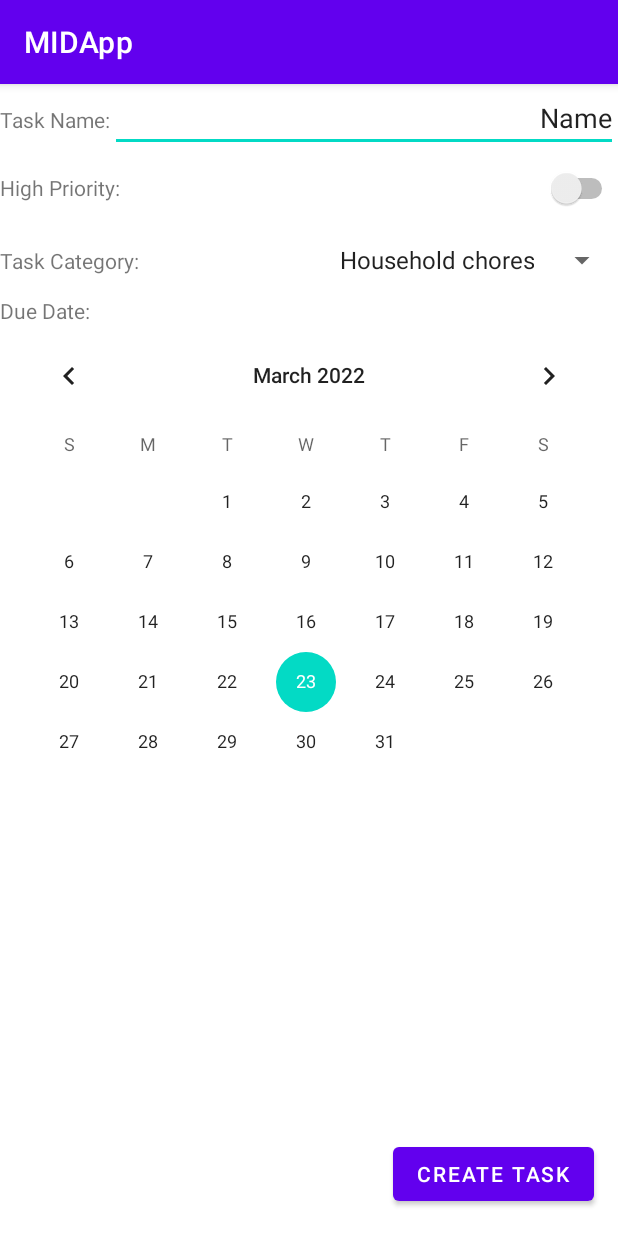
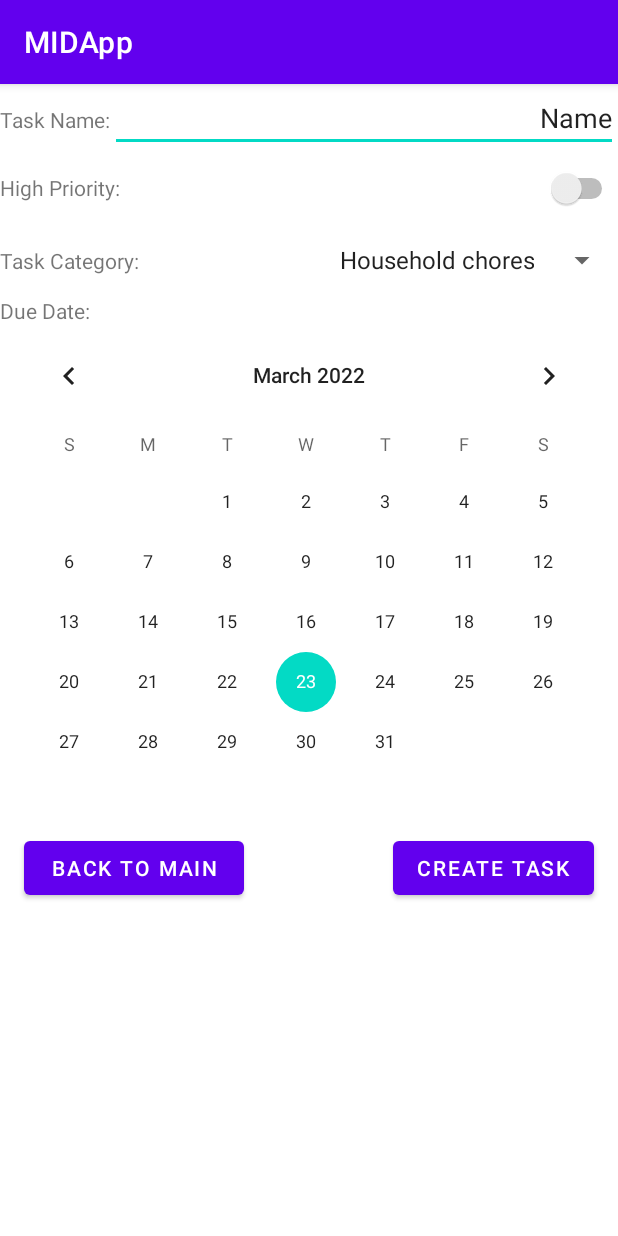
Before and after one commit to BoasG/MIDApp, an Android app: the CreateTaskActivity screen opened directly, with no data from a screen before it, after a tap on "CREATE TASK", on a phone screen of 412 x 824 dp. Run offline under Robolectric (Android 15) with nearby library versions, the phone set to English and light mode, and no system bars; our stand-ins replace Volley.

```diff
--- a/app/src/main/java/is/hi/midapp/CreateTaskActivity.java
+++ b/app/src/main/java/is/hi/midapp/CreateTaskActivity.java
@@ -2,7 +2,9 @@ package is.hi.midapp;
 
 import androidx.appcompat.app.AppCompatActivity;
 
+import android.content.Intent;
 import android.os.Bundle;
+import android.util.Log;
 import android.view.View;
 import android.widget.ArrayAdapter;
 import android.widget.Button;
@@ -14,14 +16,22 @@ import android.widget.Toast;
 
 import java.sql.Date;
 import java.time.LocalDateTime;
+import java.util.List;
 
 import is.hi.midapp.Persistance.Entities.Task;
 import is.hi.midapp.Persistance.Entities.TaskCategory;
 import is.hi.midapp.Persistance.Entities.TaskStatus;
+import is.hi.midapp.networking.NetworkCallback;
+import is.hi.midapp.networking.NetworkManager;
+import retrofit2.Call;
+import retrofit2.Callback;
+import retrofit2.Response;
+import retrofit2.http.Body;
 
 public class CreateTaskActivity extends AppCompatActivity {
 
     private Button mCreateTaskButton;
+    private Button mGoToMainButton;
     private TextView mTaskNameText;
     private Switch mTaskPrioritySwitch;
     private Spinner mTaskCategorySpinner;
@@ -38,6 +48,14 @@ public class CreateTaskActivity extends AppCompatActivity {
                 createTask();
             }
         });
+        mGoToMainButton = (Button) findViewById(R.id.back_main);
+        mGoToMainButton.setOnClickListener(new View.OnClickListener() {
+            @Override
+            public void onClick(View v) {
+                goToMain();
+            }
+        });
+
         mTaskNameText = (TextView) findViewById(R.id.task_name_plainText);
         mTaskPrioritySwitch = (Switch) findViewById(R.id.task_priority_switch);
         mTaskCategorySpinner = (Spinner) findViewById(R.id.task_category_spinner);
@@ -53,6 +71,9 @@ public class CreateTaskActivity extends AppCompatActivity {
                 (TaskCategory) mTaskCategorySpinner.getSelectedItem(), TaskStatus.NOT_STARTED);
 
         //TODO: Finish implementation
+        NetworkCallback networkCallback = NetworkManager.getService().create(NetworkCallback.class);
+        Call<Task> apiCall = networkCallback.addTask(task);
+        callNetwork(apiCall);
         toastTask(task);
     }
 
@@ -67,4 +88,27 @@ public class CreateTaskActivity extends AppCompatActivity {
                 Toast.LENGTH_SHORT).show();
 
     }
+
+    private void callNetwork(Call<Task> apiCall){
+        apiCall.enqueue(new Callback<Task>() {
+            @Override
+            public void onResponse(Call<Task> apicall, Response<Task> response) {
+                /// Once we get response, it can be success or failure
+                if (response.isSuccessful()) {
+                    /// If successful
+                    Task listOfTasks = response.body();
+                } else{ Log.d("", "No success but no failure ");
+                }
+            }
+
+            @Override
+            public void onFailure(Call<Task> apicall, Throwable t) {
+                Log.e("", "Failed to get tasks: ");
+            }
+        });
+    }
+    private void goToMain() {
+        Intent i = new Intent(CreateTaskActivity.this, MainActivity.class);
+        startActivity(i);
+    }
 }
--- a/app/src/main/java/is/hi/midapp/networking/NetworkCallback.java
+++ b/app/src/main/java/is/hi/midapp/networking/NetworkCallback.java
@@ -3,6 +3,8 @@ package is.hi.midapp.networking;
 import java.util.List;
 
 import is.hi.midapp.Persistance.Entities.Task;
+import is.hi.midapp.Persistance.Entities.TaskCategory;
+import is.hi.midapp.Persistance.Entities.TaskStatus;
 import retrofit2.http.GET;
 import retrofit2.http.PUT;
 import retrofit2.http.POST;
@@ -11,11 +13,26 @@ import retrofit2.Call;
 import retrofit2.http.Body;
 import retrofit2.http.Header;
 import retrofit2.http.Path;
+import retrofit2.http.Query;
 
 public interface NetworkCallback {
 
     @GET("homeAPI")
     Call<List<Task>> getTasks();
+
+    @POST("addTaskAPI")
+    Call<Task> addTask(@Body Task task);
+
+    @GET("homefAPI")
+    Call<List<Task>> getTasksWFilters(
+            @Query("priority") Boolean priority,
+            @Query("category") String category,
+            @Query("status") String status);
+
+    @GET("homesAPI")
+    Call<List<Task>> getTaskByName(
+            @Query("name") String name);
+
 }
 
 
--- a/app/src/main/java/is/hi/midapp/networking/NetworkManager.java
+++ b/app/src/main/java/is/hi/midapp/networking/NetworkManager.java
@@ -24,7 +24,7 @@ import retrofit2.converter.gson.GsonConverterFactory;
 public class NetworkManager {
 
     private static Retrofit retrofit = null;
-    private static final String BASE_URL = "http://10.0.2.2:9090";
+    private static final String BASE_URL = "http://10.0.2.2:8080";
 
     public static Retrofit getService() {
         if (retrofit == null) {
--- a/app/src/main/res/layout/activity_create_task.xml
+++ b/app/src/main/res/layout/activity_create_task.xml
@@ -80,7 +80,20 @@
             android:layout_width="match_parent"
             android:layout_height="wrap_content" />
 
-    </LinearLayout>
+        <LinearLayout
+            android:layout_width="match_parent"
+            android:layout_height="match_parent"
+            android:orientation="horizontal">
+
+            <Button
+                android:id="@+id/back_main"
+                android:layout_width="2dp"
+                android:layout_height="wrap_content"
+                android:layout_marginStart="16dp"
+                android:layout_marginEnd="99dp"
+                android:layout_marginRight="300dp"
+                android:layout_weight="1"
+                android:text="Back to main" />
 
             <Button
                 android:id="@+id/create_task_button"
@@ -88,8 +101,9 @@
                 android:layout_height="wrap_content"
                 android:layout_marginEnd="16dp"
                 android:layout_marginBottom="17dp"
-        android:text="@string/create_task"
-        app:layout_constraintBottom_toBottomOf="parent"
-        app:layout_constraintEnd_toEndOf="parent" />
+                android:text="@string/create_task" />
+        </LinearLayout>
+
+    </LinearLayout>
 
 </androidx.constraintlayout.widget.ConstraintLayout>
--- a/app/src/main/res/layout/activity_task.xml
+++ b/app/src/main/res/layout/activity_task.xml
@@ -40,6 +40,12 @@
         android:layout_height="wrap_content"
         android:text="@string/new_task" />
 
+    <Button
+        android:id="@+id/back_home"
+        android:layout_width="match_parent"
+        android:layout_height="wrap_content"
+        android:text="Go back home" />
+
     <ListView
         android:id="@+id/list_task"
         android:layout_width="match_parent"
```
Also changed, not shown: app/src/main/java/is/hi/midapp/TaskActivity.java (+76 -44 lines), app/src/main/java/networking/NetworkCallback.java (deleted, +0 -29 lines), app/src/main/java/networking/NetworkManager.java (deleted, +0 -78 lines). Lines whose indentation alone changed are shown as unchanged.
